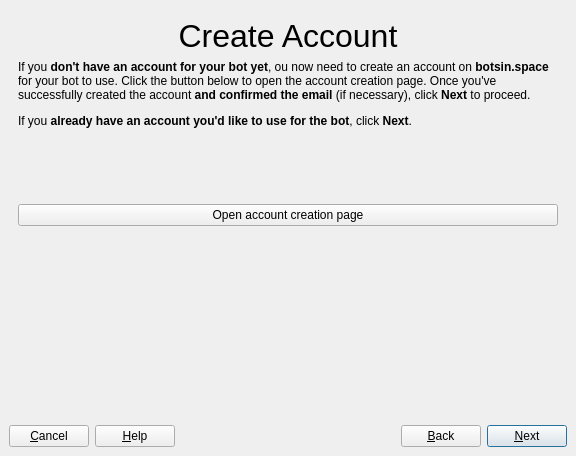
Qt form gui/wzd_createbot.ui (Lynnesbian/OldFediBooks) before a commit.
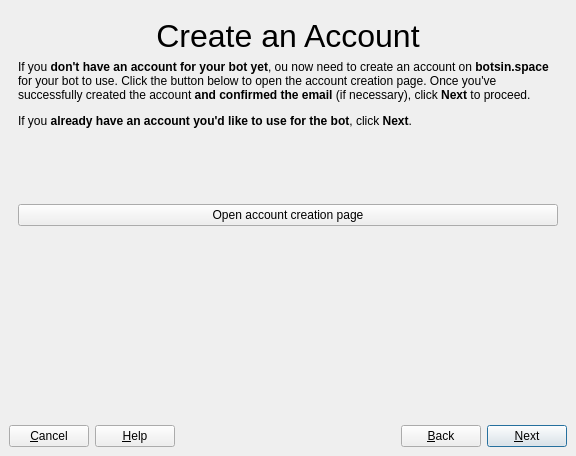
The same form after that commit. The open tabs and pages were chosen to show the change. Icons and pictures are not drawn.

What changed in the file:
```diff
--- a/gui/wzd_createbot.ui
+++ b/gui/wzd_createbot.ui
@@ -210,7 +210,7 @@
                  </font>
                 </property>
                 <property name="text">
-                 <string>Create Account</string>
+                 <string>Create an Account</string>
                 </property>
                 <property name="textFormat">
                  <enum>Qt::AutoText</enum>
```
Left out of the diff: 102 changed lines with no effect on the pictures.
